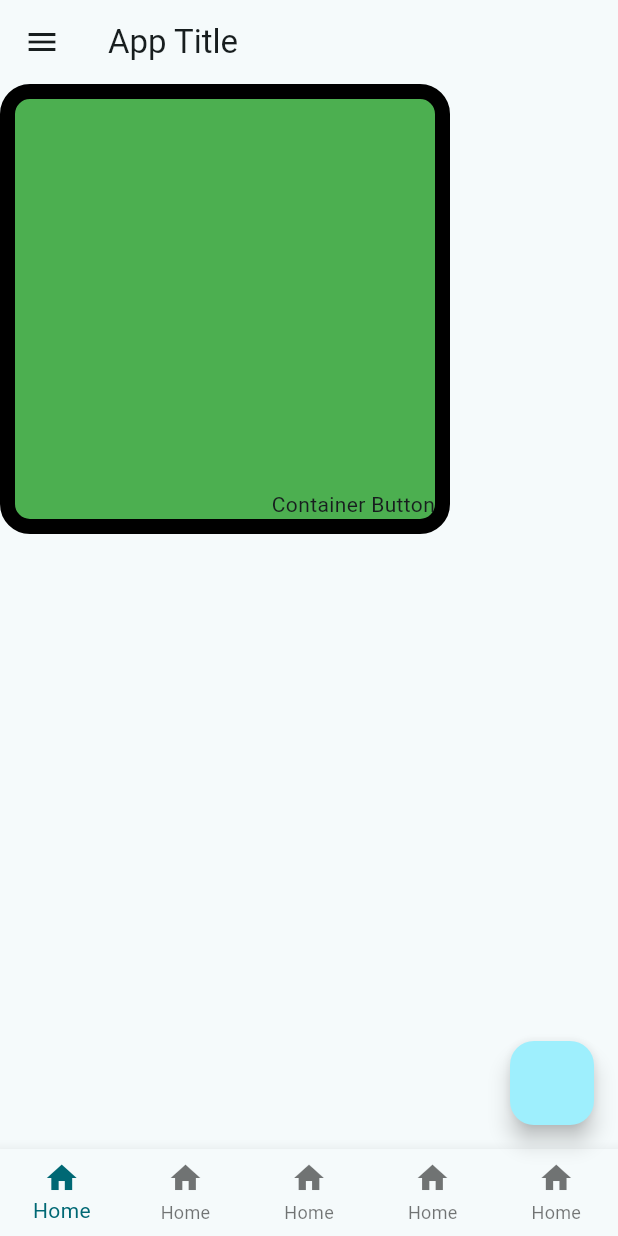
After one commit to sanamdongol/flutter_elex, a Flutter app: the DemoContainer screen opened directly, on a phone screen of 412 x 824 dp. The commit adds this screen. Run offline on Flutter 3.47's test engine with Material 3 defaults, Android fonts, the phone set to English and light mode, and no system bars.

Commit message:
Bottom Navigation wip

```diff
--- /dev/null
+++ b/lib/demo_container.dart
@@ -0,0 +1,70 @@
+import 'package:flutter/material.dart';
+
+class DemoContainer extends StatefulWidget {
+  const DemoContainer({super.key});
+
+  @override
+  State<DemoContainer> createState() => _DemoContainerState();
+}
+
+class _DemoContainerState extends State<DemoContainer> {
+  int selectedIndex = 0;
+
+  @override
+  Widget build(BuildContext context) {
+    return Scaffold(
+      appBar: AppBar(
+        title: Text("App Title"),
+      ),
+      drawer: Drawer(child: Column(children: [Text('hello')],),),
+      bottomNavigationBar: BottomNavigationBar(
+        onTap: (index) {
+          setState(() {
+            selectedIndex = index;
+          });
+        },
+        type: BottomNavigationBarType.fixed,
+        currentIndex: selectedIndex,
+        items: [
+          BottomNavigationBarItem(
+            label: 'Home',
+            icon: Icon(Icons.home),
+          ),
+          BottomNavigationBarItem(
+            label: 'Home',
+            icon: Icon(Icons.home),
+          ),
+          BottomNavigationBarItem(
+            label: 'Home',
+            icon: Icon(Icons.home),
+          ),
+          BottomNavigationBarItem(
+            label: 'Home',
+            icon: Icon(Icons.home),
+          ),
+          BottomNavigationBarItem(
+            label: 'Home',
+            icon: Icon(Icons.home),
+          )
+        ],
+      ),
+      body: Column(
+        children: [
+          Container(
+            alignment: Alignment.bottomRight,
+            height: 300,
+            width: 300,
+            child: Text("Container Button"),
+            decoration: BoxDecoration(
+              color: Colors.green,
+              shape: BoxShape.rectangle,
+              borderRadius: BorderRadius.circular(20),
+              border: Border.all(color: Colors.black, width: 10),
+            ),
+          ),
+        ],
+      ),
+      floatingActionButton: FloatingActionButton(onPressed: () {}),
+    );
+  }
+}
```
Also changed, not shown: lib/dashboard.dart (added, +15 -0 lines), lib/forgot/forgot_password.dart (+3 -23 lines), lib/main.dart (+8 -29 lines).
